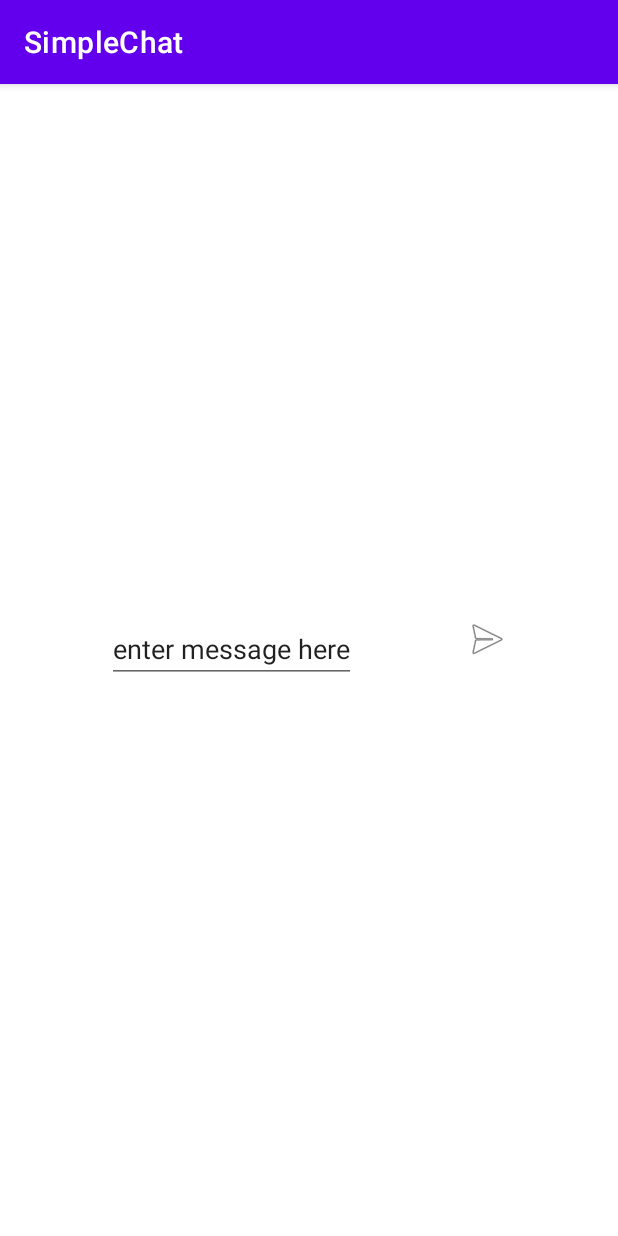
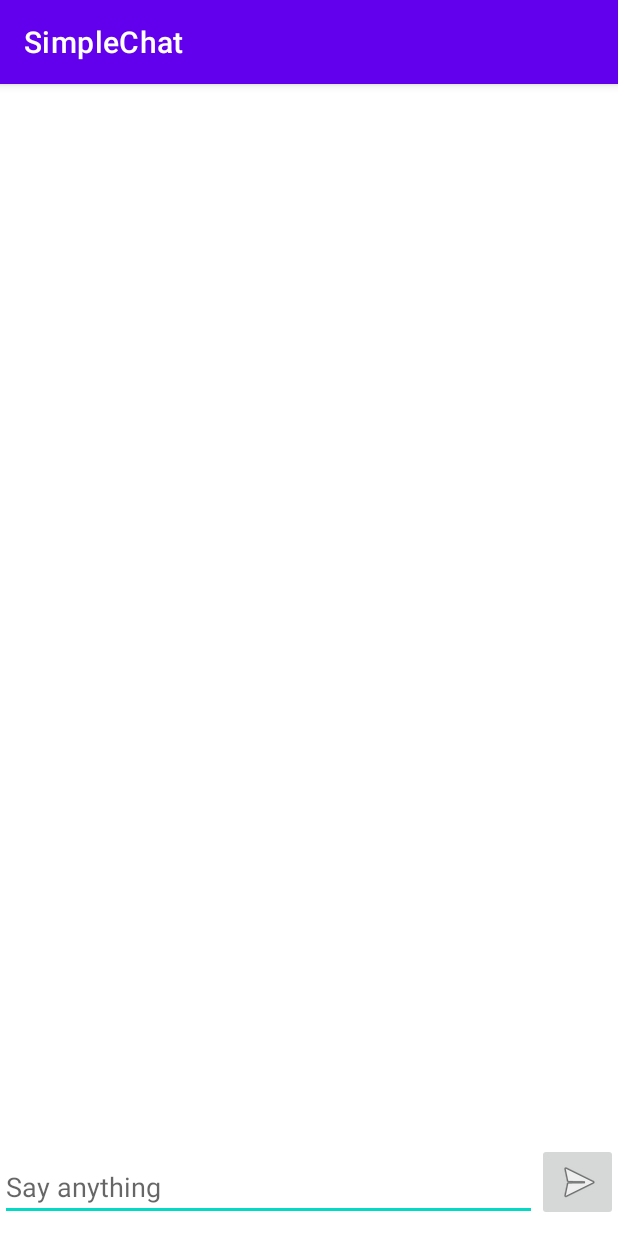
Before and after one commit to carolyn-wang/chat_android, an Android app: the screen it shows after launch (ChatActivity), on a phone screen of 412 x 824 dp. Run offline under Robolectric (Android 15) with nearby library versions, the phone set to English and light mode, and no system bars; libraries missing offline, so code that uses them is left out: com.parse; 2 statements that could not run were skipped.

Commit message:
added files from git

```diff
--- a/app/src/main/res/layout/activity_chat.xml
+++ b/app/src/main/res/layout/activity_chat.xml
@@ -1,36 +1,78 @@
 <?xml version="1.0" encoding="utf-8"?>
-<androidx.constraintlayout.widget.ConstraintLayout xmlns:android="http://schemas.android.com/apk/res/android"
-    xmlns:app="http://schemas.android.com/apk/res-auto"
-    xmlns:tools="http://schemas.android.com/tools"
+<RelativeLayout xmlns:android="http://schemas.android.com/apk/res/android"
+    android:background="@android:color/white"
     android:layout_width="match_parent"
-    android:layout_height="match_parent"
-    tools:context=".ChatActivity">
+    android:layout_height="match_parent">
 
-    <androidx.recyclerview.widget.RecyclerView
-        android:id="@+id/rvMessages"
+    <!-- (RecyclerView with chat messages view will go here) -->
+
+    <RelativeLayout
+        android:id="@+id/rlSend"
+        android:layout_alignParentBottom="true"
         android:layout_width="match_parent"
-        android:layout_height="354dp"
-        app:layout_constraintTop_toTopOf="parent"
-        app:layout_constraintRight_toRightOf="parent" />
+        android:paddingTop="5dp"
+        android:paddingBottom="10dp"
+        android:paddingLeft="0dp"
+        android:paddingRight="0dp"
+        android:layout_height="wrap_content" >
+        <EditText
+            android:id="@+id/etMessage"
+            android:layout_toLeftOf="@+id/ibSend"
+            android:layout_alignBottom="@+id/ibSend"
+            android:layout_width="match_parent"
+            android:layout_height="wrap_content"
+            android:gravity="top"
+            android:hint="@string/message_hint"
+            android:inputType="textShortMessage"
+            android:imeOptions="actionSend"
+            />
 
-    <ImageButton
-        android:id="@+id/sendButton"
-        android:layout_width="wrap_content"
-        android:layout_height="wrap_content"
-        android:background="@android:color/transparent"
-        app:layout_constraintTop_toBottomOf="@+id/rvMessages"
-        app:layout_constraintRight_toRightOf="parent"
-        android:contentDescription="sendButton"
-        app:layout_constraintLeft_toRightOf="@+id/composeText"
-        android:src="@android:drawable/ic_menu_send" />
+        <ImageButton
+            android:id="@+id/ibSend"
+            android:layout_width="wrap_content"
+            android:layout_height="wrap_content"
+            android:layout_alignParentRight="true"
+            android:contentDescription="@string/send"
+            android:gravity="center"
+            android:paddingRight="10dp"
+            android:src="@android:drawable/ic_menu_send"
+            android:textSize="18sp" />
+    </RelativeLayout>
+</RelativeLayout>
 
-    <EditText
-        android:id="@+id/composeText"
-        android:layout_width="wrap_content"
-        android:layout_height="wrap_content"
-        app:layout_constraintTop_toBottomOf="@+id/rvMessages"
-        app:layout_constraintLeft_toLeftOf="parent"
-        app:layout_constraintRight_toLeftOf="@+id/sendButton"
-        android:text="enter message here" />
+<!--<?xml version="1.0" encoding="utf-8"?>-->
+<!--<androidx.constraintlayout.widget.ConstraintLayout xmlns:android="http://schemas.android.com/apk/res/android"-->
+<!--    xmlns:app="http://schemas.android.com/apk/res-auto"-->
+<!--    xmlns:tools="http://schemas.android.com/tools"-->
+<!--    android:layout_width="match_parent"-->
+<!--    android:layout_height="match_parent"-->
+<!--    tools:context=".ChatActivity">-->
 
-</androidx.constraintlayout.widget.ConstraintLayout>
+<!--    <androidx.recyclerview.widget.RecyclerView-->
+<!--        android:id="@+id/rvMessages"-->
+<!--        android:layout_width="match_parent"-->
+<!--        android:layout_height="354dp"-->
+<!--        app:layout_constraintTop_toTopOf="parent"-->
+<!--        app:layout_constraintRight_toRightOf="parent" />-->
+
+<!--    <ImageButton-->
+<!--        android:id="@+id/sendButton"-->
+<!--        android:layout_width="wrap_content"-->
+<!--        android:layout_height="wrap_content"-->
+<!--        android:background="@android:color/transparent"-->
+<!--        app:layout_constraintTop_toBottomOf="@+id/rvMessages"-->
+<!--        app:layout_constraintRight_toRightOf="parent"-->
+<!--        android:contentDescription="sendButton"-->
+<!--        app:layout_constraintLeft_toRightOf="@+id/composeText"-->
+<!--        android:src="@android:drawable/ic_menu_send" />-->
+
+<!--    <EditText-->
+<!--        android:id="@+id/composeText"-->
+<!--        android:layout_width="wrap_content"-->
+<!--        android:layout_height="wrap_content"-->
+<!--        app:layout_constraintTop_toBottomOf="@+id/rvMessages"-->
+<!--        app:layout_constraintLeft_toLeftOf="parent"-->
+<!--        app:layout_constraintRight_toLeftOf="@+id/sendButton"-->
+<!--        android:text="enter message here" />-->
+
+<!--</androidx.constraintlayout.widget.ConstraintLayout>-->
--- a/app/src/main/res/values/strings.xml
+++ b/app/src/main/res/values/strings.xml
@@ -1,3 +1,5 @@
 <resources>
     <string name="app_name">SimpleChat</string>
+    <string name="message_hint">Say anything</string>
+    <string name="send">Send</string>
 </resources>
```
Also changed, not shown: app/src/main/java/com/example/simplechat/ChatActivity.java (+92 -53 lines).
